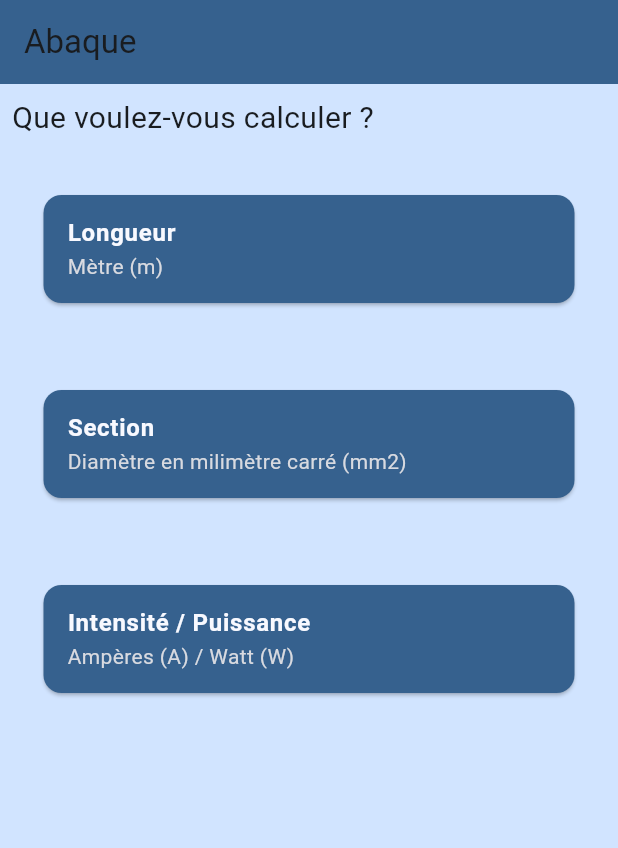
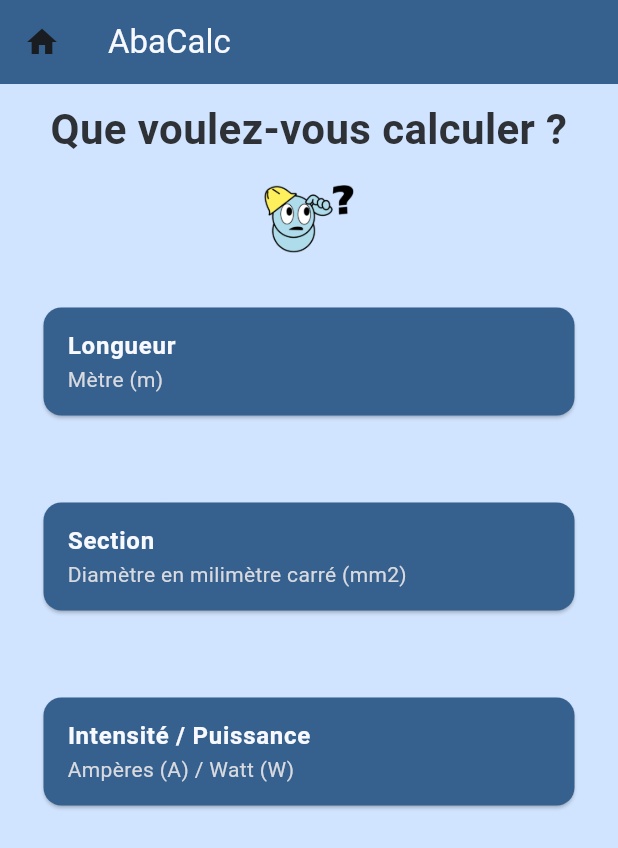
Before and after one commit to RobinAbela42/Abaque_app, a Flutter app: the screen it shows after launch, on a phone screen of 412 x 824 dp. Shown: the top 848 px of the screen. Run offline on Flutter 3.47's test engine with Material 3 defaults, Android fonts, the phone set to English and light mode, and no system bars.

Commit message:
Mascot created, waiting for validation. Finishing the front for the first page

```diff
--- a/lib/ui/abaque/cable_home_page.dart
+++ b/lib/ui/abaque/cable_home_page.dart
@@ -16,7 +16,11 @@ class _CableHomePageState extends State<CableHomePage> {
     var theme = Theme.of(context);
     return Scaffold(
       appBar: AppBar(
-        title: Text('Abaque'),
+        title: Text(
+          'AbaCalc',
+          style: TextStyle(color: theme.colorScheme.surface),
+        ),
+        leading: Icon(Icons.home),
         backgroundColor: theme.colorScheme.primary,
       ),
       backgroundColor: theme.colorScheme.primaryContainer,
@@ -24,15 +28,23 @@ class _CableHomePageState extends State<CableHomePage> {
         child: Column(
           children: [
             Padding(
-              padding: const EdgeInsets.all(8.0),
-              child: Row(
-                children: [
-                  Text(
-                    'Que voulez-vous calculer ?',
-                    style: TextStyle(fontSize: 20),
-                  ),
-                ],
+              padding: const EdgeInsets.fromLTRB(10, 10, 10, 10),
+              child: Text(
+                textAlign: TextAlign.center,
+
+                'Que voulez-vous calculer ?',
+                softWrap: true,
+                style: TextStyle(
+                  fontSize: 28,
+                  fontWeight: FontWeight.bold,
+                  color: theme.colorScheme.inverseSurface,
+                ),
               ),
+            ),
+            SizedBox(
+              width: 60,
+              height: 60,
+              child: Image(image: AssetImage("assets/emojis/mascot_thinking.png")),
             ),
             Padding(
               padding: const EdgeInsets.all(25.0),
@@ -91,8 +103,17 @@ class BigCard extends StatelessWidget {
         },
         borderRadius: BorderRadius.circular(10),
         child: ListTile(
-          title: Text(cardName, style: TextStyle(color: theme.colorScheme.surface, fontWeight: FontWeight.bold)),
-          subtitle: Text(cardSubtitle, style: TextStyle(color: theme.colorScheme.surfaceDim)),
+          title: Text(
+            cardName,
+            style: TextStyle(
+              color: theme.colorScheme.surface,
+              fontWeight: FontWeight.bold,
+            ),
+          ),
+          subtitle: Text(
+            cardSubtitle,
+            style: TextStyle(color: theme.colorScheme.surfaceDim),
+          ),
           style: ListTileStyle.values.first,
           // width: 300,
           // height: 100,
```
Also changed, not shown: pubspec.yaml (+6 -1 lines), assets/emojis/mascot_thinking.png (added), assets/emojis/smiling.png (added), assets/emojis/thinking.png (added), assets/emojis/wondering.png (added).
